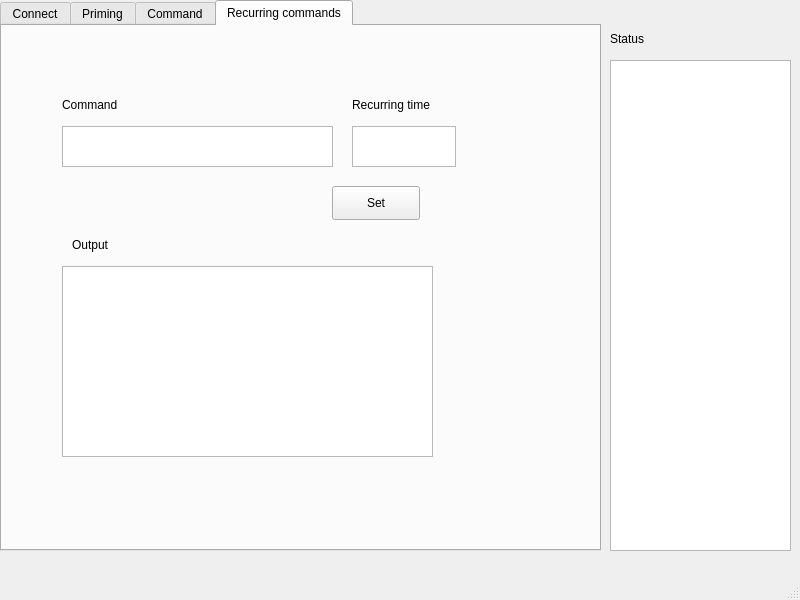
First picture: the form in basic.ui, repository arjun1299/PancreasGUI, before the edit.
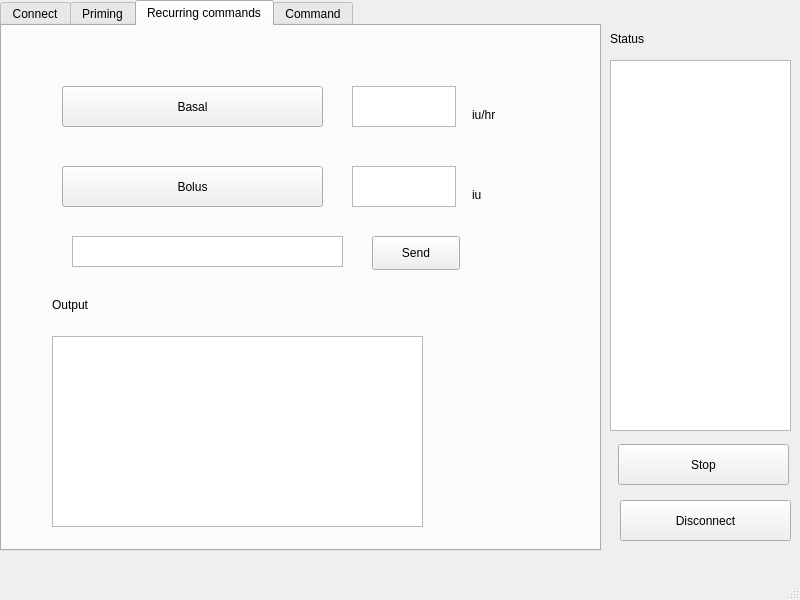
Second picture: the form after the edit. The open tabs and pages were chosen to show the change.

Commit message: pop up windows for conformation added stop and disconnect button added

```diff
--- a/basic.ui
+++ b/basic.ui
@@ -110,17 +110,127 @@
        <string>Rotation</string>
       </property>
      </widget>
-     <widget class="QPushButton" name="stopBtn">
+    </widget>
+    <widget class="QWidget" name="RecurringTab">
+     <attribute name="title">
+      <string>Recurring commands</string>
+     </attribute>
+     <widget class="QLabel" name="label_2">
       <property name="geometry">
        <rect>
-        <x>410</x>
+        <x>50</x>
+        <y>270</y>
+        <width>58</width>
+        <height>18</height>
+       </rect>
+      </property>
+      <property name="text">
+       <string>Output</string>
+      </property>
+     </widget>
+     <widget class="QPlainTextEdit" name="reOut">
+      <property name="geometry">
+       <rect>
+        <x>50</x>
+        <y>310</y>
+        <width>371</width>
+        <height>191</height>
+       </rect>
+      </property>
+     </widget>
+     <widget class="QPushButton" name="SetButton">
+      <property name="geometry">
+       <rect>
+        <x>370</x>
         <y>210</y>
-        <width>89</width>
-        <height>25</height>
+        <width>88</width>
+        <height>34</height>
        </rect>
       </property>
       <property name="text">
-       <string>Stop</string>
+       <string>Send</string>
+      </property>
+     </widget>
+     <widget class="QPushButton" name="basalBtn">
+      <property name="geometry">
+       <rect>
+        <x>60</x>
+        <y>60</y>
+        <width>261</width>
+        <height>41</height>
+       </rect>
+      </property>
+      <property name="text">
+       <string>Basal</string>
+      </property>
+     </widget>
+     <widget class="QPushButton" name="pushButton_2">
+      <property name="geometry">
+       <rect>
+        <x>60</x>
+        <y>140</y>
+        <width>261</width>
+        <height>41</height>
+       </rect>
+      </property>
+      <property name="text">
+       <string>Bolus</string>
+      </property>
+     </widget>
+     <widget class="QTextEdit" name="basalTxt">
+      <property name="geometry">
+       <rect>
+        <x>350</x>
+        <y>60</y>
+        <width>104</width>
+        <height>41</height>
+       </rect>
+      </property>
+     </widget>
+     <widget class="QTextEdit" name="bolusTxt">
+      <property name="geometry">
+       <rect>
+        <x>350</x>
+        <y>140</y>
+        <width>104</width>
+        <height>41</height>
+       </rect>
+      </property>
+     </widget>
+     <widget class="QLabel" name="label_3">
+      <property name="geometry">
+       <rect>
+        <x>470</x>
+        <y>80</y>
+        <width>67</width>
+        <height>17</height>
+       </rect>
+      </property>
+      <property name="text">
+       <string>iu/hr</string>
+      </property>
+     </widget>
+     <widget class="QLabel" name="label_4">
+      <property name="geometry">
+       <rect>
+        <x>470</x>
+        <y>160</y>
+        <width>67</width>
+        <height>17</height>
+       </rect>
+      </property>
+      <property name="text">
+       <string>iu</string>
+      </property>
+     </widget>
+     <widget class="QTextEdit" name="cmdTxt_2">
+      <property name="geometry">
+       <rect>
+        <x>70</x>
+        <y>210</y>
+        <width>271</width>
+        <height>31</height>
+       </rect>
       </property>
      </widget>
     </widget>
@@ -188,93 +298,6 @@
       </property>
      </widget>
     </widget>
-    <widget class="QWidget" name="RecurringTab">
-     <attribute name="title">
-      <string>Recurring commands</string>
-     </attribute>
-     <widget class="QTextEdit" name="reCmdTxt">
-      <property name="geometry">
-       <rect>
-        <x>60</x>
-        <y>100</y>
-        <width>271</width>
-        <height>41</height>
-       </rect>
-      </property>
-     </widget>
-     <widget class="QLabel" name="label_2">
-      <property name="geometry">
-       <rect>
-        <x>70</x>
-        <y>210</y>
-        <width>58</width>
-        <height>18</height>
-       </rect>
-      </property>
-      <property name="text">
-       <string>Output</string>
-      </property>
-     </widget>
-     <widget class="QPlainTextEdit" name="reOut">
-      <property name="geometry">
-       <rect>
-        <x>60</x>
-        <y>240</y>
-        <width>371</width>
-        <height>191</height>
-       </rect>
-      </property>
-     </widget>
-     <widget class="QTextEdit" name="reTime">
-      <property name="geometry">
-       <rect>
-        <x>350</x>
-        <y>100</y>
-        <width>104</width>
-        <height>41</height>
-       </rect>
-      </property>
-     </widget>
-     <widget class="QLabel" name="label_3">
-      <property name="geometry">
-       <rect>
-        <x>350</x>
-        <y>70</y>
-        <width>111</width>
-        <height>18</height>
-       </rect>
-      </property>
-      <property name="text">
-       <string>Recurring time</string>
-      </property>
-     </widget>
-     <widget class="QLabel" name="label_4">
-      <property name="geometry">
-       <rect>
-        <x>60</x>
-        <y>70</y>
-        <width>111</width>
-        <height>18</height>
-       </rect>
-      </property>
-      <property name="text">
-       <string>Command</string>
-      </property>
-     </widget>
-     <widget class="QPushButton" name="SetButton">
-      <property name="geometry">
-       <rect>
-        <x>330</x>
-        <y>160</y>
-        <width>88</width>
-        <height>34</height>
-       </rect>
-      </property>
-      <property name="text">
-       <string>Set</string>
-      </property>
-     </widget>
-    </widget>
    </widget>
    <widget class="QLabel" name="statusLabel">
     <property name="geometry">
@@ -295,10 +318,36 @@
       <x>610</x>
       <y>60</y>
       <width>181</width>
-      <height>491</height>
+      <height>371</height>
      </rect>
     </property>
    </widget>
+   <widget class="QPushButton" name="stopAllBtn">
+    <property name="geometry">
+     <rect>
+      <x>618</x>
+      <y>444</y>
+      <width>171</width>
+      <height>41</height>
+     </rect>
+    </property>
+    <property name="text">
+     <string>Stop</string>
+    </property>
+   </widget>
+   <widget class="QPushButton" name="DisconnectBtn">
+    <property name="geometry">
+     <rect>
+      <x>620</x>
+      <y>500</y>
+      <width>171</width>
+      <height>41</height>
+     </rect>
+    </property>
+    <property name="text">
+     <string>Disconnect</string>
+    </property>
+   </widget>
   </widget>
   <widget class="QMenuBar" name="menubar">
    <property name="geometry">
```
Left out of the diff: 8 changed lines with no effect on the pictures. The commit also changes 9 other files.
